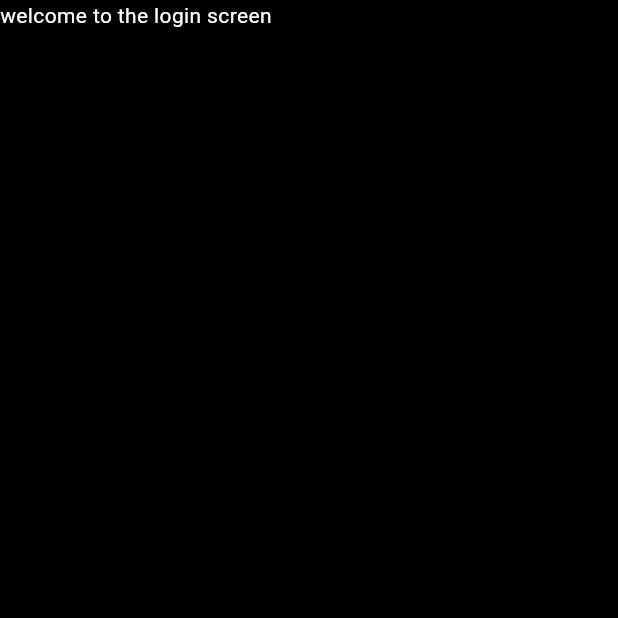
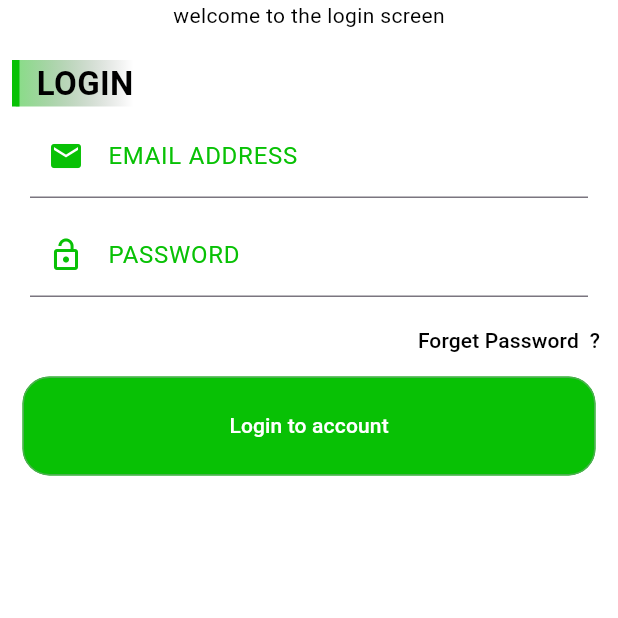
Before and after one commit to iamashwin2023/instaclone, a Flutter app: the screen it shows after launch, on a phone screen of 412 x 824 dp, the top half of it. Run offline on Flutter 3.47's test engine with Material 3 defaults, Android fonts, the light colour scheme and no system bars; our stand-ins replace firebase_core; accounts and stored records are empty.

Commit message:
login page

```diff
--- /dev/null
+++ b/lib/Common/colors.dart
@@ -0,0 +1,3 @@
+import 'package:flutter/material.dart';
+
+const Color primaryColor = Color(0xff08c105);
--- /dev/null
+++ b/lib/Common/constants.dart
@@ -0,0 +1,2 @@
+const String loginString="LOGIN";
+const String forgetPassword="Forget Password  ?";
--- a/lib/View/loginpage.dart
+++ b/lib/View/loginpage.dart
@@ -1,5 +1,7 @@
 import 'package:flutter/foundation.dart';
 import 'package:flutter/material.dart';
+import 'package:rvonlineshoppingdemo/Common/colors.dart';
+import 'package:rvonlineshoppingdemo/Common/constants.dart';
 
 class LoginPage extends StatefulWidget {
   const LoginPage({super.key});
@@ -11,17 +13,92 @@ class LoginPage extends StatefulWidget {
 class _LoginPageState extends State<LoginPage> {
   @override
   Widget build(BuildContext context) {
-    double width = MediaQuery.of(context).size.width; // Gives the width
+    double width = MediaQuery.of(context).size.width;
     double height = MediaQuery.of(context).size.height;
     return Scaffold(
-      body: SafeArea(
-
-          child: Container(
-            width: width,
-            height: height,
-        child: Text("welcome to the login screen",style: TextStyle(color: Colors.white)),
-        color: Colors.black,
-      )),
-    );
+        body: SafeArea(
+          child:
+              Column(crossAxisAlignment: CrossAxisAlignment.start, children: [
+            const Center(
+                child: Text("welcome to the login screen",
+                    style: TextStyle(color: Colors.black))),
+            Padding(
+              padding: const EdgeInsets.only(left: 8.0, top: 20),
+              child: Container(
+                child: Text(
+                  "  $loginString",
+                  style: TextStyle(
+                      color: Colors.black,
+                      fontWeight: FontWeight.bold,
+                      fontSize: 22),
+                ),
+                decoration: BoxDecoration(
+                    gradient: LinearGradient(colors: [
+                      primaryColor.withOpacity(0.5),
+                      Colors.transparent
+                    ]),
+                    border: const Border(
+                        left: BorderSide(color: primaryColor, width: 5))),
+              ),
+            ),
+            const Padding(
+              padding: EdgeInsets.symmetric(horizontal: 20, vertical: 5),
+              child: TextField(
+                decoration: InputDecoration(
+                    focusedBorder: UnderlineInputBorder(
+                        borderSide: BorderSide(color: primaryColor)),
+                    prefixIcon: Icon(
+                      Icons.email,
+                      color: primaryColor,
+                    ),
+                    labelText: "EMAIL ADDRESS",
+                    labelStyle: TextStyle(color: primaryColor, fontSize: 16)),
+              ),
+            ),
+            const Padding(
+              padding: EdgeInsets.symmetric(horizontal: 20, vertical: 5),
+              child: TextField(
+                obscureText: true,
+                decoration: InputDecoration(
+                    focusedBorder: UnderlineInputBorder(
+                        borderSide: BorderSide(color: primaryColor)),
+                    prefixIcon: Icon(
+                      Icons.lock_open,
+                      color: primaryColor,
+                    ),
+                    labelText: "PASSWORD",
+                    labelStyle: TextStyle(color: primaryColor, fontSize: 16)),
+              ),
+            ),
+            Align(
+                alignment: Alignment.centerRight,
+                child: TextButton(
+                    onPressed: () {},
+                    child: Text(
+                      forgetPassword,
+                      style: TextStyle(color: Colors.black),
+                    ))),
+            Center(
+              child: SizedBox(
+                  height: height * 0.08,
+                  width: width - 30,
+                  child: TextButton(
+                      style: ButtonStyle(
+                          backgroundColor:
+                              MaterialStatePropertyAll(primaryColor),
+                          shape:
+                              MaterialStateProperty.all<RoundedRectangleBorder>(
+                                  RoundedRectangleBorder(
+                                      borderRadius: BorderRadius.circular(18.0),
+                                      side: BorderSide(color: Colors.green)))),
+                      onPressed: () {},
+                      child: Text(
+                        "Login to account",
+                        style: TextStyle(color: Colors.white),
+                      ))),
+            ),
+          ]),
+        ),
+        backgroundColor: Colors.white);
   }
 }
```
